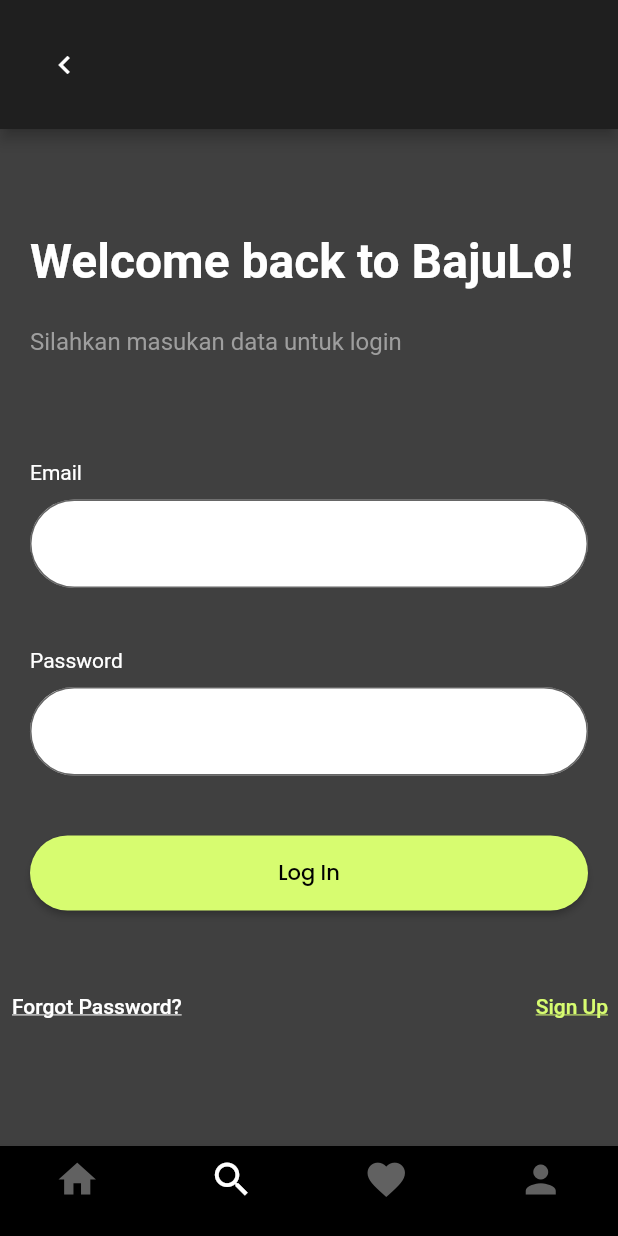
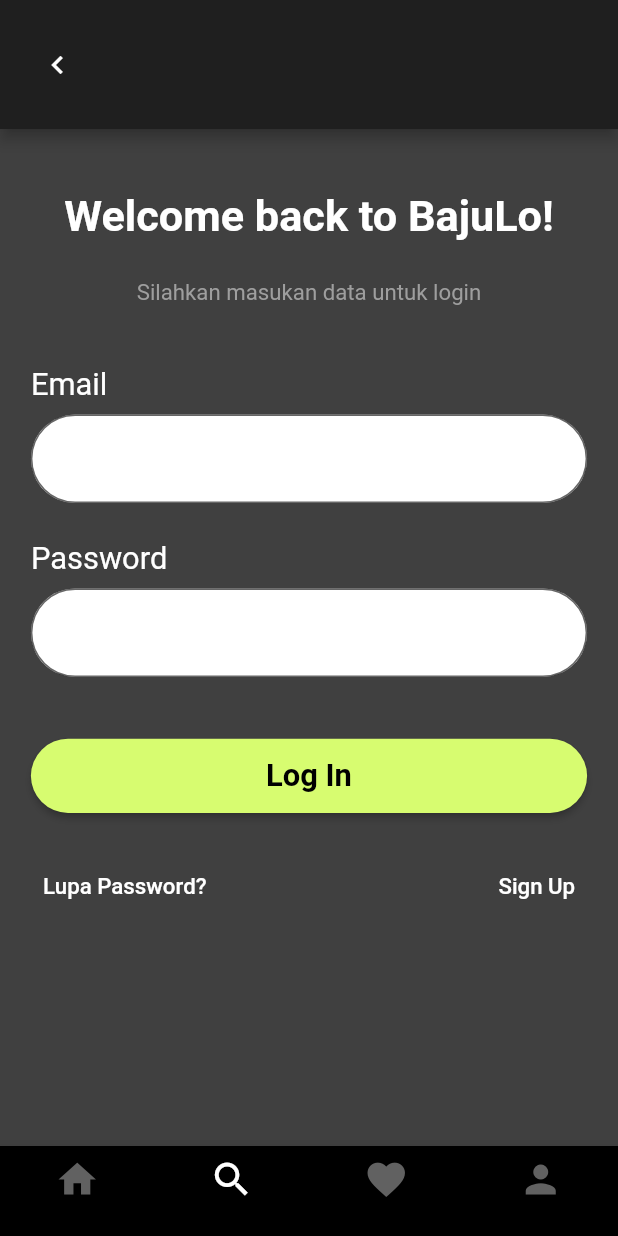
Before and after one commit to naufal-h/bajulo, a Flutter app: the screen it shows after launch, item 2 of the bottom bar chosen, on a phone screen of 412 x 824 dp. Run offline on Flutter 3.47's test engine with Material 2 defaults, Android fonts, the phone set to English and light mode, and no system bars; our stand-ins replace carousel_slider, google_fonts.

Commit message:
responsif login

```diff
--- a/lib/login fix.dart
+++ b/lib/login fix.dart
@@ -1,19 +1,21 @@
 import 'package:flutter/material.dart';
 import 'package:bajulo/navbar.dart';
+
 class loginfix extends StatelessWidget {
   const loginfix({super.key});
 
   @override
   Widget build(BuildContext context) {
-    return MaterialApp(
-      title: 'Material App',
-      home: Scaffold(
+    final double screenHeight = MediaQuery.of(context).size.height;
+    final double screenWidth = MediaQuery.of(context).size.width;
+
+    return Scaffold(
       backgroundColor: Color(0xFF404040),
       appBar: AppBar(
         toolbarHeight: kToolbarHeight + 30.0,
         backgroundColor: Color(0xFF1F1F1F),
         leading: IconButton(
-            padding: EdgeInsets.only(left: 30),
+          padding: EdgeInsets.only(left: screenWidth * 0.05),
           icon: Icon(Icons.keyboard_arrow_left),
           onPressed: () {
             // kembali
@@ -22,39 +24,39 @@ class loginfix extends StatelessWidget {
         title: Text("", style: TextStyle(fontFamily: "Poppins")),
         centerTitle: true,
       ),
-        body: Center(
+      body: SingleChildScrollView(
+        child: Center(
           child: Column(
-            mainAxisAlignment: MainAxisAlignment.center,
+            crossAxisAlignment: CrossAxisAlignment.center,
             children: [
-              Align(
-                alignment: Alignment.centerLeft,
-                child: Container(
-                  margin: EdgeInsets.only(left: 20.0),
+              SizedBox(height: screenHeight * 0.05),
+              Container(
+                margin: EdgeInsets.symmetric(horizontal: screenWidth * 0.05),
                 child: Text(
                   'Welcome back to BajuLo!',
                   style: TextStyle(
-                        fontSize: 32.0,
+                    fontSize: screenHeight * 0.035,
                     fontWeight: FontWeight.bold,
-                        color: Colors.white),
-                    textAlign: TextAlign.left,
+                    color: Colors.white,
+                  ),
+                  textAlign: TextAlign.center,
                 ),
               ),
-              ),
-              SizedBox(height: 25.0),
-              Align(
-                alignment: Alignment.centerLeft,
-                child: Container(
-                  margin: EdgeInsets.only(left: 20.0),
+              SizedBox(height: screenHeight * 0.03),
+              Container(
+                margin: EdgeInsets.symmetric(horizontal: screenWidth * 0.05),
                 child: Text(
                   'Silahkan masukan data untuk login',
-                    style: TextStyle(fontSize: 16.0, color: Colors.grey),
-                    textAlign: TextAlign.left,
+                  style: TextStyle(
+                    fontSize: screenHeight * 0.018,
+                    color: Colors.grey,
+                  ),
+                  textAlign: TextAlign.center,
                 ),
               ),
-              ),
-              SizedBox(height: 50.0),
+              SizedBox(height: screenHeight * 0.05),
               Container(
-                margin: EdgeInsets.all(20.0),
+                margin: EdgeInsets.symmetric(horizontal: screenWidth * 0.05),
                 child: Column(
                   crossAxisAlignment: CrossAxisAlignment.start,
                   children: [
@@ -62,23 +64,29 @@ class loginfix extends StatelessWidget {
                       'Email',
                       style: TextStyle(
                         color: Colors.white,
+                        fontSize: screenHeight * 0.025,
                       ),
                     ),
-                    SizedBox(height: 10),
-                    TextField(
+                    SizedBox(height: screenHeight * 0.01),
+                    Container(
+                      width: screenWidth * 0.9,
+                      child: TextField(
                         decoration: InputDecoration(
                           filled: true,
                           fillColor: Colors.white,
                           border: OutlineInputBorder(
-                          borderRadius: BorderRadius.circular(30.0),
+                            borderRadius:
+                                BorderRadius.circular(screenHeight * 0.05),
+                          ),
                         ),
                       ),
                     ),
                   ],
                 ),
               ),
+              SizedBox(height: screenHeight * 0.03),
               Container(
-                margin: EdgeInsets.all(20.0),
+                margin: EdgeInsets.symmetric(horizontal: screenWidth * 0.05),
                 child: Column(
                   crossAxisAlignment: CrossAxisAlignment.start,
                   children: [
@@ -86,69 +94,87 @@ class loginfix extends StatelessWidget {
                       'Password',
                       style: TextStyle(
                         color: Colors.white,
+                        fontSize: screenHeight * 0.025,
                       ),
                     ),
-                    SizedBox(height: 10),
-                    TextField(
+                    SizedBox(height: screenHeight * 0.01),
+                    Container(
+                      width: screenWidth * 0.9,
+                      child: TextField(
                         obscureText: true,
                         decoration: InputDecoration(
                           filled: true,
                           fillColor: Colors.white,
                           border: OutlineInputBorder(
-                          borderRadius: BorderRadius.circular(30.0),
+                            borderRadius:
+                                BorderRadius.circular(screenHeight * 0.05),
+                          ),
                         ),
                       ),
                     ),
                   ],
                 ),
               ),
+              SizedBox(height: screenHeight * 0.05),
               Container(
-                margin: EdgeInsets.all(20.0),
-                height: 50.0,
-                width: double.infinity,
+                margin: EdgeInsets.symmetric(horizontal: screenWidth * 0.05),
                 child: ElevatedButton(
-                  onPressed: () {},
+                  onPressed: () {
+// Login button action
+                  },
+                  child: Container(
+                    height: screenHeight * 0.06,
+                    child: Center(
                       child: Text(
                         'Log In',
                         style: TextStyle(
+                          fontSize: screenHeight * 0.025,
+                          fontWeight: FontWeight.bold,
                           color: Colors.black,
-                      fontFamily: "Poppins",
+                        ),
+                      ),
                     ),
                   ),
                   style: ElevatedButton.styleFrom(
                     backgroundColor: Color(0xFFD7FC70),
                     shape: RoundedRectangleBorder(
-                      borderRadius: BorderRadius.circular(30.0),
+                      borderRadius: BorderRadius.circular(screenHeight * 0.05),
                     ),
                   ),
                 ),
               ),
-              SizedBox(height: 20.0),
-              Row(
-                mainAxisAlignment: MainAxisAlignment.center,
+              SizedBox(height: screenHeight * 0.03),
+              Container(
+                margin: EdgeInsets.symmetric(horizontal: screenWidth * 0.05),
+                child: Row(
+                  mainAxisAlignment: MainAxisAlignment.spaceBetween,
                   children: [
                     TextButton(
-                    onPressed: () {},
+                      onPressed: () {
+// Forgot password button action
+                      },
                       child: Text(
-                      'Forgot Password?',
+                        'Lupa Password?',
                         style: TextStyle(
                           color: Colors.white,
-                        decoration: TextDecoration.underline,
+                          fontSize: screenHeight * 0.018,
                         ),
                       ),
                     ),
-                  SizedBox(width: 220.0),
                     TextButton(
-                    onPressed: () {},
+                      onPressed: () {
+// Sign up button action
+                      },
                       child: Text(
                         'Sign Up',
                         style: TextStyle(
-                        color: Color(0xFFD7FC70),
-                        decoration: TextDecoration.underline,
+                          color: Colors.white,
+                          fontSize: screenHeight * 0.018,
                         ),
                       ),
                     ),
                   ],
+                ),
               ),
             ],
           ),
```
Lines whose indentation alone changed are shown as unchanged.
